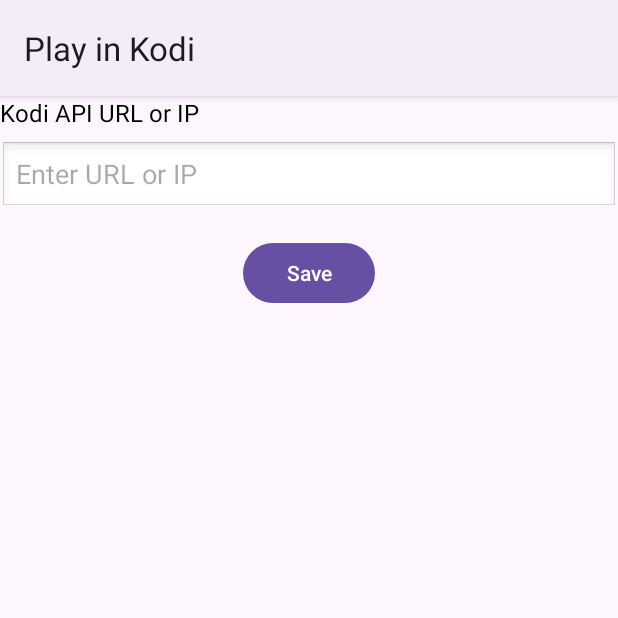
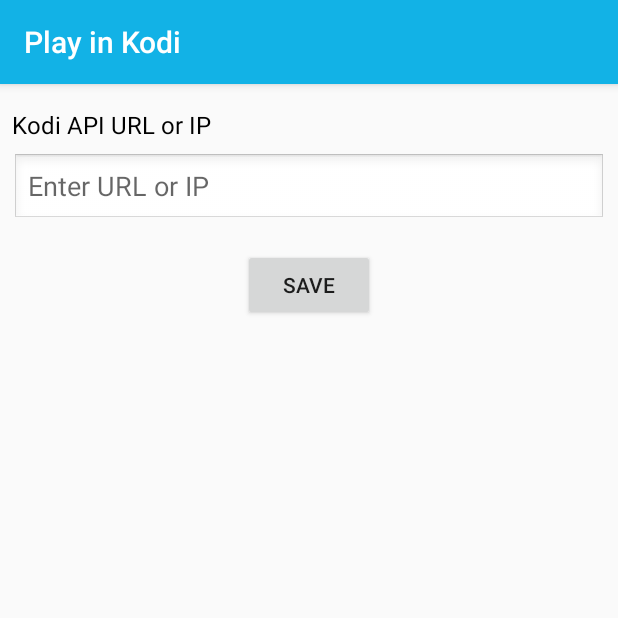
Before and after one commit to Untiy16/PlayInKodi, an Android app: the SettingsActivity screen opened directly, with no data from a screen before it, on a phone screen of 412 x 824 dp, the top half of it. Run offline under Robolectric (Android 15) with nearby library versions, the phone set to English and light mode, and no system bars.

Commit message:
theme changes

```diff
--- a/app/src/main/res/layout/activity_settings.xml
+++ b/app/src/main/res/layout/activity_settings.xml
@@ -7,6 +7,9 @@
         android:id="@+id/main"
         android:layout_width="match_parent"
         android:layout_height="match_parent"
+        android:paddingLeft="8dp"
+        android:paddingRight="8dp"
+        android:paddingTop="16dp"
         tools:context=".SettingsActivity">
 
     <!-- Label for the TextField -->
--- a/app/src/main/res/values/colors.xml
+++ b/app/src/main/res/values/colors.xml
@@ -2,7 +2,6 @@
 <resources>
     <color name="black">#FF000000</color>
     <color name="white">#FFFFFFFF</color>
-    <color name="actionBarColor">#FF5733</color> <!-- Example ActionBar Color -->
-    <color name="actionBarColorDark">#C13519</color> <!-- Darker ActionBar color for status bar -->
-    <color name="accentColor">#00FF00</color> <!-- Accent color -->
+    <color name="kodiMain">#12B2E6</color> <!-- Example ActionBar Color -->
+    <color name="kodiMainDarker">#1096c2</color> <!-- Example ActionBar Color -->
 </resources>
--- a/app/src/main/res/values/themes.xml
+++ b/app/src/main/res/values/themes.xml
@@ -1,15 +1,15 @@
 <resources xmlns:tools="http://schemas.android.com/tools">
     <!-- Base application theme. -->
-    <style name="Base.Theme.PlayInKodi" parent="Theme.Material3.DayNight">
+    <style name="Base.Theme.PlayInKodi" parent="Theme.AppCompat.Light.DarkActionBar">
         <!-- Customize your light theme here. -->
         <!-- <item name="colorPrimary">@color/my_light_primary</item> -->
         <item name="android:windowTranslucentNavigation">false</item>
         <item name="android:windowTranslucentStatus">false</item>
         <item name="android:fitsSystemWindows">false</item>
-        <item name="android:statusBarColor">#12b2e6</item>
-<!--        <item name="colorPrimary">@color/actionBarColor</item> &lt;!&ndash; Main color of the ActionBar &ndash;&gt;-->
-<!--        <item name="colorPrimaryDark">@color/actionBarColorDark</item> &lt;!&ndash; Darker shade for status bar &ndash;&gt;-->
-<!--        <item name="colorAccent">@color/accentColor</item> &lt;!&ndash; Accent color for widgets &ndash;&gt;-->
+        <item name="android:statusBarColor">@color/kodiMain</item>
+        <item name="colorPrimary">@color/kodiMain</item> <!-- Main color of the ActionBar -->
+        <!--        <item name="colorPrimaryDark">@color/actionBarColorDark</item> &lt;!&ndash; Darker shade for status bar &ndash;&gt;-->
+        <!--        <item name="colorAccent">@color/accentColor</item> &lt;!&ndash; Accent color for widgets &ndash;&gt;-->
     </style>
 
     <style name="Theme.PlayInKodi" parent="Base.Theme.PlayInKodi"/>
```
